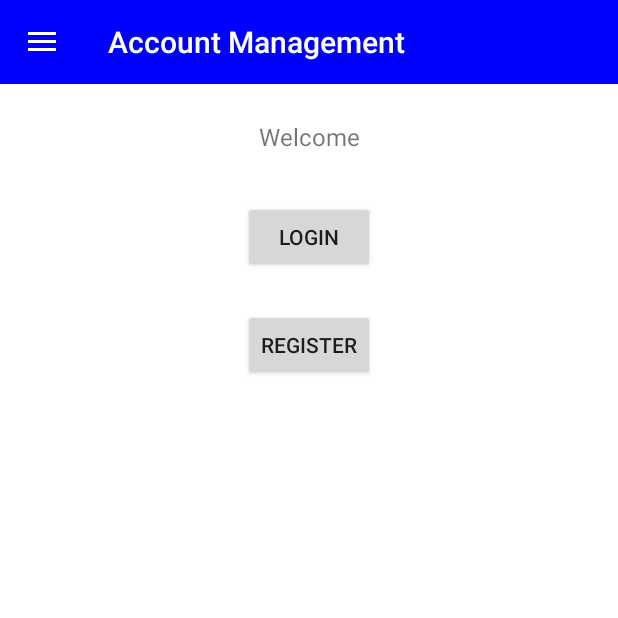
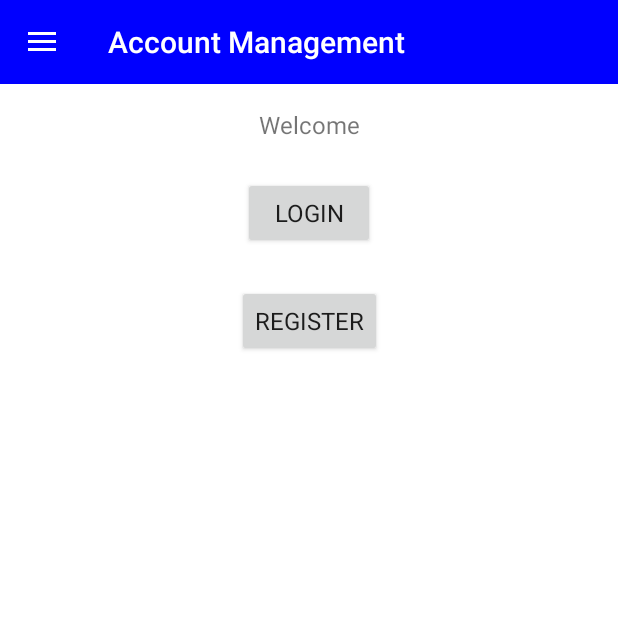
Before and after one commit to iluvpomeranians/ClearBreath_Portable_Breathalyzer, an Android app built with Jetpack Compose: the AccountActivity screen opened directly, with no data from a screen before it, on a phone screen of 412 x 824 dp, the top half of it. Run offline under Robolectric (Android 15) with nearby library versions, the phone set to English and light mode, and no system bars.

```diff
--- a/app/src/main/java/com/example/coen390androidproject_breathalyzerapp/AccountActivity.java
+++ b/app/src/main/java/com/example/coen390androidproject_breathalyzerapp/AccountActivity.java
@@ -104,7 +104,7 @@ public class AccountActivity extends AppCompatActivity {
             startActivity(intent);
         });
 
-        SettingsUtils.applySettings(this, textViewWelcome);
+        SettingsUtils.applySettings(this, textViewWelcome, btnLogout, btnRegister, btnLogin);
 
         btnLogout.setOnClickListener(v -> {
             currentUserId = -1;
--- a/app/src/main/java/com/example/coen390androidproject_breathalyzerapp/AccountHistoryActivity.java
+++ b/app/src/main/java/com/example/coen390androidproject_breathalyzerapp/AccountHistoryActivity.java
@@ -13,6 +13,9 @@ import androidx.appcompat.widget.Toolbar;
 import androidx.drawerlayout.widget.DrawerLayout;
 
 import com.google.android.material.navigation.NavigationView;
+
+import java.util.ArrayList;
+import java.util.List;
 
 public class AccountHistoryActivity extends AppCompatActivity {
 
@@ -41,9 +44,7 @@ public class AccountHistoryActivity extends AppCompatActivity {
         dbHelper = new DBHelper(this);
         currentUserId = getIntent().getIntExtra("currentUserId", -1);
 
-
         SettingsUtils.applySettings(this, textViewBACData);
-
     }
 
     @Override
--- a/app/src/main/java/com/example/coen390androidproject_breathalyzerapp/BACDataActivity.java
+++ b/app/src/main/java/com/example/coen390androidproject_breathalyzerapp/BACDataActivity.java
@@ -37,6 +37,12 @@ public class BACDataActivity extends AppCompatActivity {
 
         displayBACData();
         SettingsUtils.applySettings(this, textViewBACData);
+
+        if (getSupportActionBar() != null) {
+            getSupportActionBar().setDisplayHomeAsUpEnabled(true);
+            getSupportActionBar().setHomeButtonEnabled(true);
+            getSupportActionBar().setTitle("BAC Data Account Details");
+        }
 
         drawerLayout = findViewById(R.id.drawer_layout);
         toggle = new ActionBarDrawerToggle(this, drawerLayout, toolbar, R.string.navigation_drawer_open, R.string.navigation_drawer_close);
--- a/app/src/main/java/com/example/coen390androidproject_breathalyzerapp/HomeActivity.java
+++ b/app/src/main/java/com/example/coen390androidproject_breathalyzerapp/HomeActivity.java
@@ -49,6 +49,8 @@ import java.util.Date;
 import java.util.Locale;
 
 public class HomeActivity extends AppCompatActivity implements BluetoothService.BluetoothDataListener {
+
+
 
     private DrawerLayout drawerLayout;
     private ActionBarDrawerToggle toggle;
@@ -143,7 +145,7 @@ public class HomeActivity extends AppCompatActivity implements BluetoothService.
         bluetoothStatusDisplay = findViewById(R.id.bluetooth_status_display);
 
 
-        SettingsUtils.applySettings(this, bacDisplay, bacMlDisplay, timeUntilSoberDisplay);
+        SettingsUtils.applySettings(this, bacDisplay, bacMlDisplay, timeUntilSoberDisplay, btnInstructions, btnStartRecording, btnBluetooth, btnPairDevices, bluetoothStatusDisplay);
 
         btnInstructions.setOnClickListener(v -> {
             Intent intent = new Intent(HomeActivity.this, MoreInfoActivity.class);
@@ -154,8 +156,6 @@ public class HomeActivity extends AppCompatActivity implements BluetoothService.
             Intent intent = new Intent(HomeActivity.this, StartRecordingActivity.class);
             startActivity(intent);
         });
-
-        SettingsUtils.applySettings(this, bacDisplay, bacMlDisplay, timeUntilSoberDisplay, btnStartRecording, btnInstructions);
 
         btnBluetooth.setOnClickListener(v -> {
             if (!allPermissionsGranted()) {
--- a/app/src/main/java/com/example/coen390androidproject_breathalyzerapp/ManageAccountActivity.java
+++ b/app/src/main/java/com/example/coen390androidproject_breathalyzerapp/ManageAccountActivity.java
@@ -34,6 +34,12 @@ public class ManageAccountActivity extends AppCompatActivity {
 
         Toolbar toolbar = findViewById(R.id.toolbar);
         setSupportActionBar(toolbar);
+
+        if (getSupportActionBar() != null) {
+            getSupportActionBar().setDisplayHomeAsUpEnabled(true);
+            getSupportActionBar().setHomeButtonEnabled(true);
+            getSupportActionBar().setTitle("Manage Account");
+        }
 
         drawerLayout = findViewById(R.id.drawer_layout);
         toggle = new ActionBarDrawerToggle(this, drawerLayout, toolbar, R.string.navigation_drawer_open, R.string.navigation_drawer_close);
--- a/app/src/main/java/com/example/coen390androidproject_breathalyzerapp/MoreInfoActivity.java
+++ b/app/src/main/java/com/example/coen390androidproject_breathalyzerapp/MoreInfoActivity.java
@@ -33,6 +33,8 @@ public class MoreInfoActivity extends AppCompatActivity {
             }
         };
         getOnBackPressedDispatcher().addCallback(this, callback);
+
+        SettingsUtils.applySettings(this, acknowledgeButton);
     }
 
     private void navigateBackToHome() {
--- a/app/src/main/java/com/example/coen390androidproject_breathalyzerapp/RegisterActivity.java
+++ b/app/src/main/java/com/example/coen390androidproject_breathalyzerapp/RegisterActivity.java
@@ -44,6 +44,12 @@ public class RegisterActivity extends AppCompatActivity {
 
         Toolbar toolbar = findViewById(R.id.toolbar);
         setSupportActionBar(toolbar);
+
+        if (getSupportActionBar() != null) {
+            getSupportActionBar().setDisplayHomeAsUpEnabled(true);
+            getSupportActionBar().setHomeButtonEnabled(true);
+            getSupportActionBar().setTitle("Account Registration");
+        }
 
         editTextFullName = findViewById(R.id.editTextFullName);
         editTextUsername = findViewById(R.id.editTextUsername);
--- a/app/src/main/java/com/example/coen390androidproject_breathalyzerapp/StartRecordingActivity.java
+++ b/app/src/main/java/com/example/coen390androidproject_breathalyzerapp/StartRecordingActivity.java
@@ -33,6 +33,8 @@ public class StartRecordingActivity extends AppCompatActivity {
 
         if (getSupportActionBar() != null) {
             getSupportActionBar().setDisplayHomeAsUpEnabled(true);
+            getSupportActionBar().setHomeButtonEnabled(true);
+            getSupportActionBar().setTitle("Record Breath");
         }
 
         progressBar = findViewById(R.id.progressBar);
@@ -56,7 +58,7 @@ public class StartRecordingActivity extends AppCompatActivity {
             startActivity(intent);
         });
 
-        SettingsUtils.applySettings(this, textViewBlow, buttonStartRecording);
+        SettingsUtils.applySettings(this, textViewBlow, buttonStartRecording, btnAccountHistory);
     }
 
     private void startProgressBar() {
--- a/app/src/main/res/layout/activity_account.xml
+++ b/app/src/main/res/layout/activity_account.xml
@@ -1,6 +1,5 @@
 <?xml version="1.0" encoding="utf-8"?>
-<androidx.drawerlayout.widget.DrawerLayout
-    xmlns:android="http://schemas.android.com/apk/res/android"
+<androidx.drawerlayout.widget.DrawerLayout xmlns:android="http://schemas.android.com/apk/res/android"
     xmlns:app="http://schemas.android.com/apk/res-auto"
     xmlns:tools="http://schemas.android.com/tools"
     android:id="@+id/drawer_layout"
@@ -8,9 +7,13 @@
     android:layout_height="match_parent"
     tools:context=".AccountActivity">
 
+    <ScrollView
+        android:layout_width="match_parent"
+        android:layout_height="match_parent">
+
         <androidx.constraintlayout.widget.ConstraintLayout
             android:layout_width="match_parent"
-        android:layout_height="match_parent">
+            android:layout_height="wrap_content">
 
             <androidx.appcompat.widget.Toolbar
                 android:id="@+id/toolbar"
@@ -18,41 +21,38 @@
                 android:layout_height="wrap_content"
                 android:background="?attr/colorPrimary"
                 android:popupTheme="@style/ThemeOverlay.AppCompat.Light"
-            android:theme="@style/ThemeOverlay.AppCompat.Dark.ActionBar"
-            app:layout_constraintTop_toTopOf="parent"
-            app:layout_constraintStart_toStartOf="parent"
-            app:layout_constraintEnd_toEndOf="parent" />
+                android:theme="@style/ThemeOverlay.AppCompat.Dark.ActionBar" />
 
             <TextView
                 android:id="@+id/textViewWelcome"
                 android:layout_width="wrap_content"
                 android:layout_height="wrap_content"
-            android:layout_marginTop="80dp"
                 android:text="Welcome"
                 android:textSize="24sp"
-            app:layout_constraintEnd_toEndOf="parent"
+                android:layout_marginTop="16dp"
+                app:layout_constraintTop_toBottomOf="@id/toolbar"
                 app:layout_constraintStart_toStartOf="parent"
-            app:layout_constraintTop_toTopOf="parent" />
+                app:layout_constraintEnd_toEndOf="parent" />
 
             <Button
                 android:id="@+id/btn_login"
                 android:layout_width="wrap_content"
                 android:layout_height="wrap_content"
-            android:layout_marginTop="32dp"
                 android:text="Login"
-            app:layout_constraintEnd_toEndOf="parent"
+                android:layout_marginTop="24dp"
+                app:layout_constraintTop_toBottomOf="@id/textViewWelcome"
                 app:layout_constraintStart_toStartOf="parent"
-            app:layout_constraintTop_toBottomOf="@id/textViewWelcome" />
+                app:layout_constraintEnd_toEndOf="parent" />
 
             <Button
                 android:id="@+id/btn_register"
                 android:layout_width="wrap_content"
                 android:layout_height="wrap_content"
+                android:text="Register"
                 android:layout_marginTop="24dp"
-            android:text="Register"
-            app:layout_constraintEnd_toEndOf="parent"
+                app:layout_constraintTop_toBottomOf="@id/btn_login"
                 app:layout_constraintStart_toStartOf="parent"
-            app:layout_constraintTop_toBottomOf="@id/btn_login" />
+                app:layout_constraintEnd_toEndOf="parent" />
 
             <Button
                 android:id="@+id/btn_logout"
@@ -60,12 +60,13 @@
                 android:layout_height="wrap_content"
                 android:text="Logout"
                 android:layout_marginTop="24dp"
+                app:layout_constraintTop_toBottomOf="@id/btn_register"
+                app:layout_constraintStart_toStartOf="parent"
                 app:layout_constraintEnd_toEndOf="parent"
-            app:layout_constraintStart_toStartOf="parent"
-            app:layout_constraintTop_toBottomOf="@id/btn_register"
                 android:visibility="gone" />
 
         </androidx.constraintlayout.widget.ConstraintLayout>
+    </ScrollView>
 
     <com.google.android.material.navigation.NavigationView
         android:id="@+id/nav_view"
@@ -73,5 +74,4 @@
         android:layout_height="match_parent"
         android:layout_gravity="start"
         app:menu="@menu/drawer_menu" />
-
 </androidx.drawerlayout.widget.DrawerLayout>
--- a/app/src/main/res/layout/activity_login.xml
+++ b/app/src/main/res/layout/activity_login.xml
@@ -46,7 +46,7 @@
         app:layout_constraintEnd_toEndOf="parent"
         app:layout_constraintHorizontal_bias="0.498"
         app:layout_constraintStart_toStartOf="parent"
-        app:layout_constraintTop_toTopOf="parent"
-        app:layout_constraintVertical_bias="0.398" />
+        app:layout_constraintTop_toBottomOf="@+id/et_password"
+        app:layout_constraintVertical_bias="0.231" />
 
 </androidx.constraintlayout.widget.ConstraintLayout>
```
Also changed, not shown: app/src/main/res/layout/activity_account_history.xml (+9 -13 lines), app/src/main/res/layout/activity_bac_data.xml (+10 -8 lines), app/src/main/res/layout/activity_manage_account.xml (+5 -15 lines), app/src/main/res/layout/activity_more_info.xml (+8 -11 lines), app/src/main/res/layout/activity_register.xml (+7 -6 lines), app/src/main/res/layout/activity_start_recording.xml (+7 -4 lines). Lines whose indentation alone changed are shown as unchanged.
